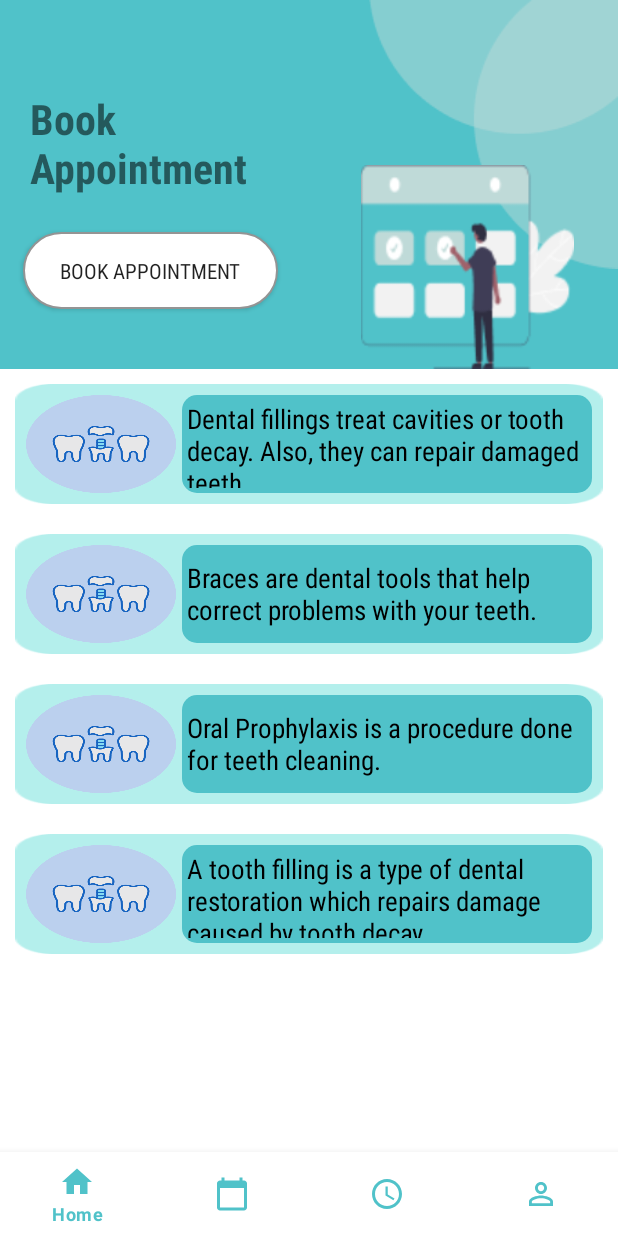
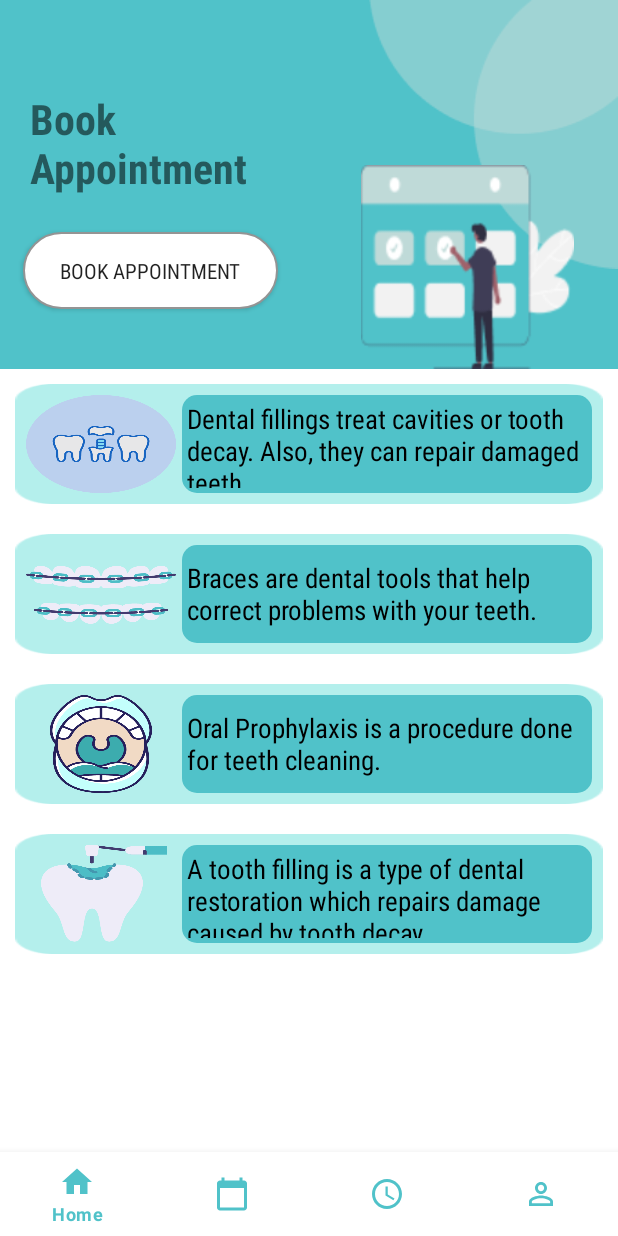
Before and after one commit to Shhbainu/Dental-Q-Mgmt-System, an Android app: the screen it shows after launch once a user with an empty profile is signed in (MainActivity), on a phone screen of 412 x 824 dp. Run offline under Robolectric (Android 15) with nearby library versions, the phone set to English and light mode, and no system bars; our stand-ins replace Firebase (no records; nobody signed in at launch, a user with empty details on screens opened directly).

Commit message:
picture added

```diff
--- a/app/src/main/res/layout/fragment_home.xml
+++ b/app/src/main/res/layout/fragment_home.xml
@@ -160,7 +160,7 @@
                     android:layout_margin="2dp"
                     android:scaleType="centerCrop"
                     android:adjustViewBounds="true"
-                    android:background="@drawable/dental_crown"/>
+                    android:background="@drawable/braces"/>
 
                 <LinearLayout
                     android:layout_width="match_parent"
@@ -209,7 +209,7 @@
                     android:layout_margin="2dp"
                     android:scaleType="centerCrop"
                     android:adjustViewBounds="true"
-                    android:background="@drawable/dental_crown"/>
+                    android:background="@drawable/oral"/>
 
                 <LinearLayout
                     android:layout_width="match_parent"
@@ -258,7 +258,7 @@
                     android:layout_margin="2dp"
                     android:scaleType="centerCrop"
                     android:adjustViewBounds="true"
-                    android:background="@drawable/dental_crown"/>
+                    android:background="@drawable/filling"/>
 
                 <LinearLayout
                     android:layout_width="match_parent"
```
Also changed, not shown: app/src/main/res/drawable/braces.png (added), app/src/main/res/drawable/filling.png (added), app/src/main/res/drawable/oral.png (added).
